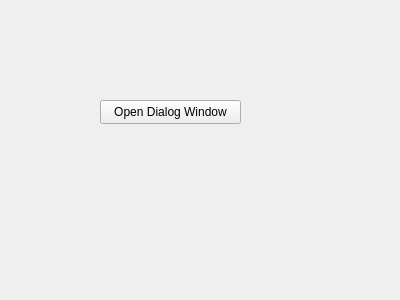
Above: formmain.ui from mariuszmaximus/ListView001 before the change. Below: the same form after it.
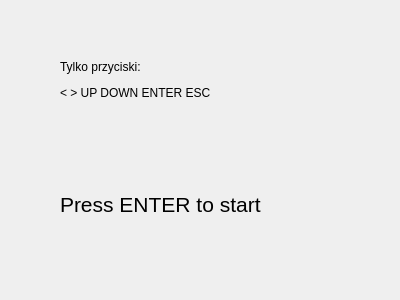
That is the form after the change.

```diff
--- a/formmain.ui
+++ b/formmain.ui
@@ -13,17 +13,17 @@
   <property name="windowTitle">
    <string>Form</string>
   </property>
-  <widget class="QPushButton" name="pushButton">
+  <widget class="QLabel" name="label">
    <property name="geometry">
     <rect>
-     <x>100</x>
-     <y>100</y>
-     <width>141</width>
-     <height>24</height>
+     <x>60</x>
+     <y>60</y>
+     <width>271</width>
+     <height>191</height>
     </rect>
    </property>
    <property name="text">
-    <string>Open Dialog Window</string>
+    <string>&lt;html&gt;&lt;head/&gt;&lt;body&gt;&lt;p&gt;Tylko przyciski:&lt;/p&gt;&lt;p&gt;&amp;lt; &amp;gt; UP DOWN ENTER ESC&lt;/p&gt;&lt;p&gt;&lt;br/&gt;&lt;/p&gt;&lt;p&gt;&lt;br/&gt;&lt;/p&gt;&lt;p&gt;&lt;span style=&quot; font-size:16pt;&quot;&gt;Press ENTER to start&lt;/span&gt;&lt;/p&gt;&lt;p&gt;&lt;br/&gt;&lt;/p&gt;&lt;/body&gt;&lt;/html&gt;</string>
    </property>
   </widget>
  </widget>
```
